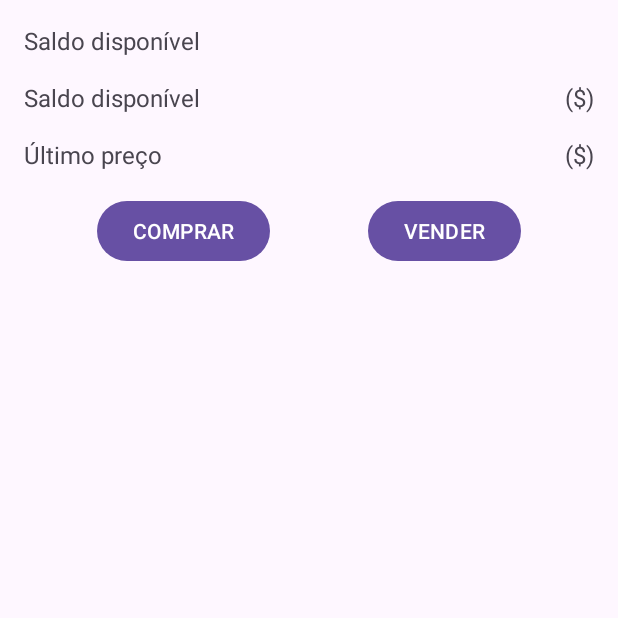
After one commit to tfreitasf/SimuladorCarteiraCrypto, an Android app: the CryptoDetailsActivity screen opened directly, with no data from a screen before it, on a phone screen of 412 x 824 dp, the top half of it. The commit adds this screen. Run offline under Robolectric (Android 15) with nearby library versions, the phone set to English and light mode, and no system bars.

Commit message:
Feat: Adicionadas Telas de Detalhes para Crypto e Carteira
- Criada a tela de detalhes para criptomoedas (CryptoDetailsActivity) com layout XML correspondente.
- Implementada a exibição de informações como saldo disponível, preço da última negociação e botões para comprar e vender.
- Criada a tela de detalhes para carteiras (WalletDetailsActivity) com layout XML correspondente.
- Implementada a exibição de saldo total em ativos cripto na WalletDetailsActivity com um RecyclerView para listar as criptomoedas na carteira.

```diff
--- a/app/src/main/AndroidManifest.xml
+++ b/app/src/main/AndroidManifest.xml
@@ -14,6 +14,12 @@
         android:supportsRtl="true"
         android:theme="@style/Theme.SimuladorCarteiraCrypto"
         tools:targetApi="31">
+        <activity
+            android:name=".ui.activity.CryptoDetailsActivity"
+            android:exported="false" />
+        <activity
+            android:name=".ui.activity.WalletDetailsActivity"
+            android:exported="false" />
         <activity
             android:name=".ui.activity.WalletFormActivity"
             android:exported="false" />
--- /dev/null
+++ b/app/src/main/java/br/com/povengenharia/simuladorcarteiracrypto/ui/activity/CryptoDetailsActivity.kt
@@ -0,0 +1,17 @@
+package br.com.povengenharia.simuladorcarteiracrypto.ui.activity
+
+import android.os.Bundle
+import androidx.appcompat.app.AppCompatActivity
+import br.com.povengenharia.simuladorcarteiracrypto.databinding.ActivityCryptoDetailsBinding
+
+class CryptoDetailsActivity : AppCompatActivity() {
+
+    private val binding by lazy {
+        ActivityCryptoDetailsBinding.inflate(layoutInflater)
+    }
+
+    override fun onCreate(savedInstanceState: Bundle?) {
+        super.onCreate(savedInstanceState)
+        setContentView(binding.root)
+    }
+}
--- /dev/null
+++ b/app/src/main/res/layout/activity_crypto_details.xml
@@ -0,0 +1,119 @@
+<?xml version="1.0" encoding="utf-8"?>
+<androidx.constraintlayout.widget.ConstraintLayout xmlns:android="http://schemas.android.com/apk/res/android"
+    xmlns:app="http://schemas.android.com/apk/res-auto"
+    xmlns:tools="http://schemas.android.com/tools"
+    android:layout_width="match_parent"
+    android:layout_height="match_parent"
+    tools:context=".ui.activity.CryptoDetailsActivity">
+
+    <TextView
+        android:id="@+id/tv_activity_crypto_details_crypto_balance_available"
+        android:layout_width="wrap_content"
+        android:layout_height="wrap_content"
+        android:layout_margin="16dp"
+        android:text="@string/txt_activity_crypto_details_balance_available"
+        android:textSize="16sp"
+        app:layout_constraintStart_toStartOf="parent"
+        app:layout_constraintTop_toTopOf="parent" />
+
+    <TextView
+        android:id="@+id/tv_activity_crypto_details_symbol_crypto_available"
+        android:layout_width="wrap_content"
+        android:layout_height="wrap_content"
+        android:layout_marginEnd="16dp"
+        android:textSize="16sp"
+        app:layout_constraintEnd_toEndOf="parent"
+        app:layout_constraintTop_toTopOf="@id/tv_activity_crypto_details_crypto_balance_available"
+        tools:text="@string/txt_activity_crypto_details_symbol_crypto_available" />
+
+    <TextView
+        android:id="@+id/tv_activity_crypto_details_amount_crypto_available"
+        android:layout_width="wrap_content"
+        android:layout_height="wrap_content"
+        android:layout_marginEnd="16dp"
+        android:textSize="16sp"
+        app:layout_constraintEnd_toStartOf="@id/tv_activity_crypto_details_symbol_crypto_available"
+        app:layout_constraintTop_toTopOf="@id/tv_activity_crypto_details_crypto_balance_available"
+        tools:text="@string/txt_activity_crypto_details_amount_crypto_available" />
+
+    <TextView
+        android:id="@+id/tv_activity_crypto_details_money_balance_available"
+        android:layout_width="wrap_content"
+        android:layout_height="wrap_content"
+        android:layout_margin="16dp"
+        android:text="@string/txt_activity_crypto_details_balance_available"
+        android:textSize="16sp"
+        app:layout_constraintStart_toStartOf="parent"
+        app:layout_constraintTop_toBottomOf="@id/tv_activity_crypto_details_crypto_balance_available" />
+
+    <TextView
+        android:id="@+id/tv_activity_crypto_details_symbol_money_available"
+        android:layout_width="wrap_content"
+        android:layout_height="wrap_content"
+        android:layout_marginEnd="16dp"
+        android:text="@string/txt_activity_crypto_details_symbol_money_available"
+        android:textSize="16sp"
+        app:layout_constraintEnd_toEndOf="parent"
+        app:layout_constraintTop_toTopOf="@id/tv_activity_crypto_details_money_balance_available" />
+
+    <TextView
+        android:id="@+id/tv_activity_crypto_details_amount_money_available"
+        android:layout_width="wrap_content"
+        android:layout_height="wrap_content"
+        android:layout_marginEnd="16dp"
+        android:textSize="16sp"
+        app:layout_constraintEnd_toStartOf="@id/tv_activity_crypto_details_symbol_money_available"
+        app:layout_constraintTop_toTopOf="@id/tv_activity_crypto_details_money_balance_available"
+        tools:text="@string/txt_activity_crypto_details_amount_money_available" />
+
+    <TextView
+        android:id="@+id/tv_activity_crypto_details_last_price_title"
+        android:layout_width="wrap_content"
+        android:layout_height="wrap_content"
+        android:layout_margin="16dp"
+        android:text="@string/txt_activity_crypto_details_last_price"
+        android:textSize="16sp"
+        app:layout_constraintStart_toStartOf="parent"
+        app:layout_constraintTop_toBottomOf="@id/tv_activity_crypto_details_money_balance_available" />
+
+    <TextView
+        android:id="@+id/tv_activity_crypto_details_symbol_last_price"
+        android:layout_width="wrap_content"
+        android:layout_height="wrap_content"
+        android:layout_marginEnd="16dp"
+        android:text="@string/txt_activity_crypto_details_symbol_money_available"
+        android:textSize="16sp"
+        app:layout_constraintEnd_toEndOf="parent"
+        app:layout_constraintTop_toTopOf="@id/tv_activity_crypto_details_last_price_title" />
+
+    <TextView
+        android:id="@+id/tv_activity_crypto_details_last_price"
+        android:layout_width="wrap_content"
+        android:layout_height="wrap_content"
+        android:layout_marginEnd="16dp"
+        android:textSize="16sp"
+        app:layout_constraintEnd_toStartOf="@id/tv_activity_crypto_details_symbol_last_price"
+        app:layout_constraintTop_toTopOf="@id/tv_activity_crypto_details_last_price_title"
+        tools:text="@string/txt_activity_crypto_details_amount_money_available" />
+
+    <Button
+        android:id="@+id/btn_activity_crypto_details_buy"
+        android:layout_width="wrap_content"
+        android:layout_marginTop="16dp"
+        android:layout_height="wrap_content"
+        android:text="@string/txt_btn_activity_crypto_details_buy"
+        app:layout_constraintEnd_toStartOf="@id/btn_activity_crypto_details_sell"
+        app:layout_constraintStart_toStartOf="parent"
+        app:layout_constraintTop_toBottomOf="@id/tv_activity_crypto_details_last_price_title" />
+
+    <Button
+        android:id="@+id/btn_activity_crypto_details_sell"
+        android:layout_width="wrap_content"
+        android:layout_height="wrap_content"
+        android:text="@string/txt_btn_activity_crypto_details_sell"
+        app:layout_constraintEnd_toEndOf="parent"
+        app:layout_constraintStart_toEndOf="@id/btn_activity_crypto_details_buy"
+        app:layout_constraintTop_toTopOf="@id/btn_activity_crypto_details_buy" />
+
+
+</androidx.constraintlayout.widget.ConstraintLayout>
--- a/app/src/main/res/values/strings.xml
+++ b/app/src/main/res/values/strings.xml
@@ -9,10 +9,21 @@
     <string name="txt_btn_deposit">DEPOSITAR</string>
     <string name="txt_btn_withdraw">SACAR</string>
     <string name="txt_activity_withdraw_value">Valor</string>
+    <string name="txt_activity_wallet_details_balance_in_crypto_assets">Saldo em Criptoativos</string>
     <string name="txt_activity_withdraw_amount_prompt">Quanto você deseja sacar?</string>
     <string name="txt_activity_deposit_amount_prompt">Quanto você deseja depositar?</string>
     <string name="txt_btn_activity_wallet_form_save">salvar</string>
     <string name="txt_hint_activity_wallet_form_name">Digite o nome</string>
     <string name="txt_hint_activity_wallet_form_">Digite a descrição</string>
     <string name="txt_activity_wallet_form_title">Cadastrar Carteira</string>
+    <string name="txt_activity_wallet_details_balance">$ 80,00</string>
+    <string name="txt_btn_activity_main_add_wallet">Adicionar Carteira</string>
+    <string name="txt_activity_crypto_details_balance_available">Saldo disponível</string>
+    <string name="txt_activity_crypto_details_symbol_crypto_available">(BTC)</string>
+    <string name="txt_activity_crypto_details_symbol_money_available">($)</string>
+    <string name="txt_activity_crypto_details_amount_crypto_available">0,00000</string>
+    <string name="txt_activity_crypto_details_amount_money_available">00,00</string>
+    <string name="txt_activity_crypto_details_last_price">Último preço</string>
+    <string name="txt_btn_activity_crypto_details_buy">COMPRAR</string>
+    <string name="txt_btn_activity_crypto_details_sell">VENDER</string>
 </resources>
```
Also changed, not shown: app/src/main/java/br/com/povengenharia/simuladorcarteiracrypto/ui/activity/WalletDetailsActivity.kt (added, +17 -0 lines), app/src/main/res/layout/activity_main.xml (+4 -4 lines), app/src/main/res/layout/activity_wallet_details.xml (added, +58 -0 lines).
